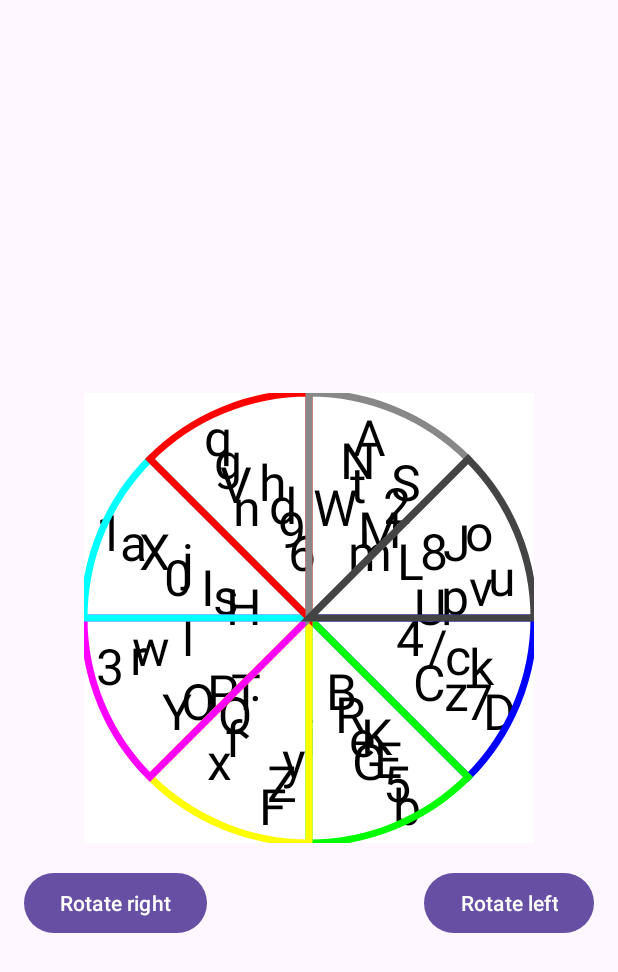
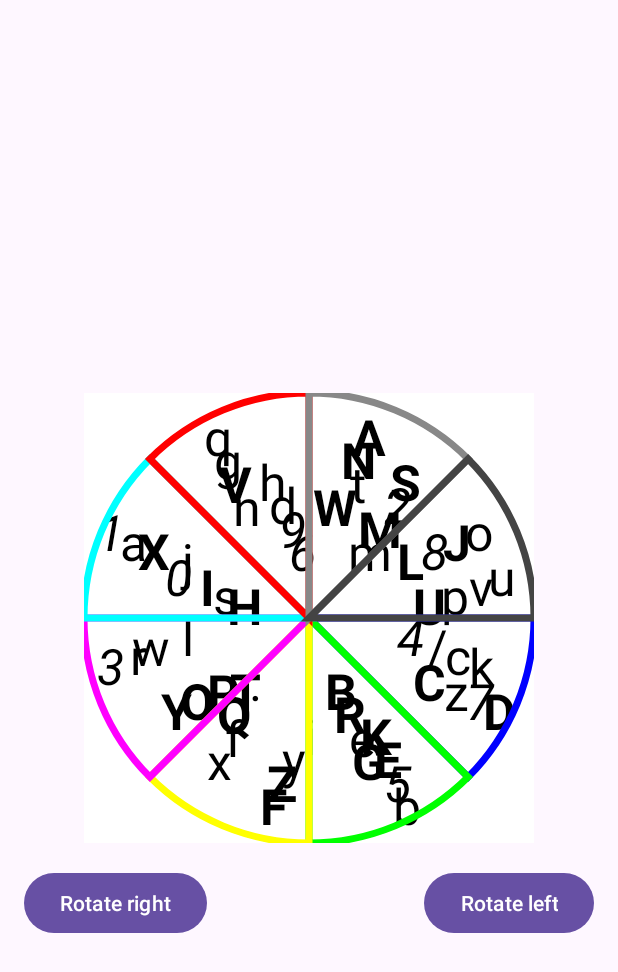
Before and after one commit to alanoudnasser/graphicalPassword, an Android app: the screen it shows after launch (MainActivity), on a phone screen of 412 x 824 dp. Shown: the top 972 px of the screen. Run offline under Robolectric (Android 15) with nearby library versions, the phone set to English and light mode, and no system bars.

Commit message:
text style

```diff
--- a/app/src/main/java/com/example/graphpassword/WheelView.java
+++ b/app/src/main/java/com/example/graphpassword/WheelView.java
@@ -6,6 +6,7 @@ import android.graphics.Color;
 import android.graphics.Paint;
 import android.graphics.Path;
 import android.graphics.RectF;
+import android.graphics.Typeface;
 import android.util.AttributeSet;
 import android.view.MotionEvent;
 import android.view.View;
@@ -163,6 +164,7 @@ public class WheelView extends View {
 
 
             for (int j = 0; j < 8; j++) {
+
                 letterIndices[j] = (i * 8 + j) % ALPHABETS.length;
             }
 
@@ -170,8 +172,25 @@ public class WheelView extends View {
             //textPaint.setColor(SECTOR_COLORS[colorIndex % SECTOR_COLORS.length]);
 
             for (int j = 0; j < 8; j++) {
+                String letter = ALPHABETS[letterIndices[j]]; // Get the letter from the ALPHABETS array
 
-                canvas.drawText(ALPHABETS[letterIndices[j]], letterCoordinates[j * 4], letterCoordinates[j * 4 + 1], textPaint);
+                // Check if the letter is uppercase
+                boolean isUppercase = Character.isUpperCase(letter.charAt(0));
+                boolean isNumber = Character.isDigit(letter.charAt(0));
+                // Apply bold formatting if it is uppercase
+
+                // Apply appropriate formatting based on the letter type
+                if (isUppercase) {
+                    textPaint.setTypeface(Typeface.defaultFromStyle(Typeface.BOLD));
+                } else if (isNumber) {
+                    textPaint.setTypeface(Typeface.defaultFromStyle(Typeface.ITALIC));
+                } else {
+                    textPaint.setTypeface(Typeface.DEFAULT);
+                }
+
+                // Draw the letter on the canvas
+                canvas.drawText(letter, letterCoordinates[j * 4], letterCoordinates[j * 4 + 1], textPaint);
+            //    canvas.drawText(ALPHABETS[letterIndices[j]], letterCoordinates[j * 4], letterCoordinates[j * 4 + 1], textPaint);
 
             }
 
```
